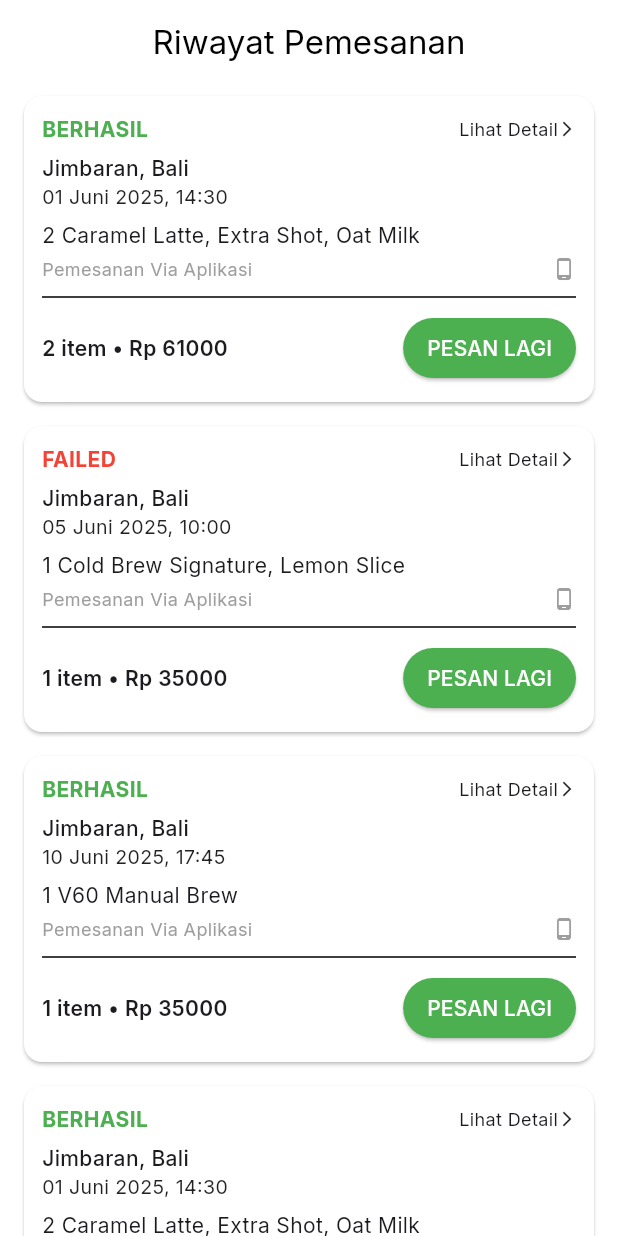
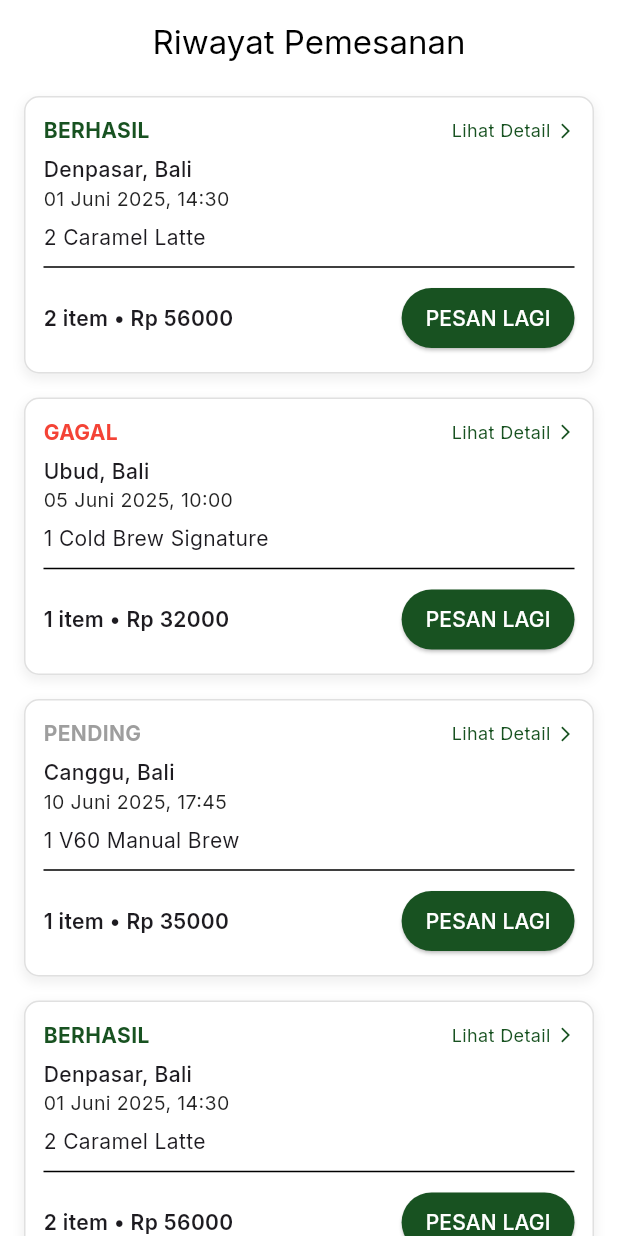
Before and after one commit to KadekDwiki/Nest-and-Beans, a Flutter app: the screen it shows after launch, on a phone screen of 412 x 824 dp. Run offline on Flutter 3.47's test engine with Material 3 defaults, Android fonts, the phone set to English and light mode, and no system bars; our stand-ins replace google_fonts.

Commit message:
revisi UI purchase history sesuai materi

```diff
--- a/lib/Model/purchase.dart
+++ b/lib/Model/purchase.dart
@@ -1,118 +1,118 @@
 import 'product.dart';
 
-enum PurchaseStatus { success, pending, failed }
+enum PurchaseStatus { berhasil, pending, gagal }
 
 class Purchase {
   String id;
   Product product;
   String selectedSize;
-  List<String> selectedToppings;
   int quantity;
   double totalPrice;
   DateTime purchaseDate;
   PurchaseStatus status;
+  String location;
 
   Purchase({
     required this.id,
     required this.product,
     required this.selectedSize,
-    required this.selectedToppings,
     required this.quantity,
     required this.totalPrice,
     required this.purchaseDate,
     required this.status,
+    required this.location,
   });
 }
 
 final List<Purchase> purchaseHistory = [
   Purchase(
     id: 'trx001',
-    product: productLists[0], // Caramel Latte
+    product: productLists[0],
     selectedSize: 'M',
-    selectedToppings: ['Extra Shot', 'Oat Milk'],
     quantity: 2,
-    totalPrice: 28000.0 * 2 + 5000.0,
+    totalPrice: 28000.0 * 2,
     purchaseDate: DateTime(2025, 6, 1, 14, 30),
-    status: PurchaseStatus.success,
+    status: PurchaseStatus.berhasil,
+    location: 'Denpasar, Bali',
   ),
   Purchase(
     id: 'trx002',
-    product: productLists[2], // Cold Brew Signature
+    product: productLists[2],
     selectedSize: 'L',
-    selectedToppings: ['Lemon Slice'],
     quantity: 1,
-    totalPrice: 32000.0 + 3000.0,
+    totalPrice: 32000.0,
     purchaseDate: DateTime(2025, 6, 5, 10, 0),
-    status: PurchaseStatus.failed,
+    status: PurchaseStatus.gagal,
+    location: 'Ubud, Bali',
   ),
   Purchase(
     id: 'trx003',
-    product: productLists[4], // V60 Manual Brew
+    product: productLists[4],
     selectedSize: 'M',
-    selectedToppings: [],
     quantity: 1,
     totalPrice: 35000.0,
     purchaseDate: DateTime(2025, 6, 10, 17, 45),
-    status: PurchaseStatus.success,
+    status: PurchaseStatus.pending,
+    location: 'Canggu, Bali',
   ),
   Purchase(
-    id: 'trx001',
-    product: productLists[0], // Caramel Latte
+    id: 'trx004',
+    product: productLists[0],
     selectedSize: 'M',
-    selectedToppings: ['Extra Shot', 'Oat Milk'],
     quantity: 2,
-    totalPrice: 28000.0 * 2 + 5000.0,
+    totalPrice: 28000.0 * 2,
     purchaseDate: DateTime(2025, 6, 1, 14, 30),
-    status: PurchaseStatus.success,
+    status: PurchaseStatus.berhasil,
+    location: 'Denpasar, Bali',
   ),
   Purchase(
-    id: 'trx002',
-    product: productLists[2], // Cold Brew Signature
+    id: 'trx005',
+    product: productLists[2],
     selectedSize: 'L',
-    selectedToppings: ['Lemon Slice'],
     quantity: 1,
-    totalPrice: 32000.0 + 3000.0,
+    totalPrice: 32000.0,
     purchaseDate: DateTime(2025, 6, 5, 10, 0),
-    status: PurchaseStatus.failed,
+    status: PurchaseStatus.gagal,
+    location: 'Ubud, Bali',
   ),
   Purchase(
-    id: 'trx003',
-    product: productLists[4], // V60 Manual Brew
+    id: 'trx006',
+    product: productLists[4],
     selectedSize: 'M',
-    selectedToppings: [],
     quantity: 1,
     totalPrice: 35000.0,
     purchaseDate: DateTime(2025, 6, 10, 17, 45),
-    status: PurchaseStatus.success,
+    status: PurchaseStatus.pending,
+    location: 'Canggu, Bali',
   ),
   Purchase(
-    id: 'trx001',
-    product: productLists[0], // Caramel Latte
+    id: 'trx007',
+    product: productLists[0],
     selectedSize: 'M',
-    selectedToppings: ['Extra Shot', 'Oat Milk'],
     quantity: 2,
-    totalPrice: 28000.0 * 2 + 5000.0,
+    totalPrice: 28000.0 * 2,
     purchaseDate: DateTime(2025, 6, 1, 14, 30),
-    status: PurchaseStatus.success,
+    status: PurchaseStatus.berhasil,
+    location: 'Denpasar, Bali',
   ),
   Purchase(
-    id: 'trx002',
-    product: productLists[2], // Cold Brew Signature
+    id: 'trx008',
+    product: productLists[2],
     selectedSize: 'L',
-    selectedToppings: ['Lemon Slice'],
     quantity: 1,
-    totalPrice: 32000.0 + 3000.0,
+    totalPrice: 32000.0,
     purchaseDate: DateTime(2025, 6, 5, 10, 0),
-    status: PurchaseStatus.failed,
+    status: PurchaseStatus.gagal,
+    location: 'Ubud, Bali',
   ),
   Purchase(
-    id: 'trx003',
-    product: productLists[4], // V60 Manual Brew
+    id: 'trx009',
+    product: productLists[4],
     selectedSize: 'M',
-    selectedToppings: [],
     quantity: 1,
     totalPrice: 35000.0,
     purchaseDate: DateTime(2025, 6, 10, 17, 45),
-    status: PurchaseStatus.success,
+    status: PurchaseStatus.pending,
+    location: 'Canggu, Bali',
   ),
 ];
--- a/lib/purchase_history.dart
+++ b/lib/purchase_history.dart
@@ -9,16 +9,28 @@ class PurchaseHistory extends StatelessWidget {
     final colorscheme = Theme.of(context).colorScheme;
     return Scaffold(
       appBar: AppBar(title: const Text('Riwayat Pemesanan'), centerTitle: true),
-
       body: ListView.builder(
         itemCount: purchaseHistory.length,
         itemBuilder: (context, index) {
           final purchase = purchaseHistory[index];
 
-          return Card(
+          return Container(
             margin: const EdgeInsets.symmetric(horizontal: 16, vertical: 8),
-            child: Padding(
-              padding: const EdgeInsets.all(12.0),
+            padding: const EdgeInsets.all(12),
+            decoration: BoxDecoration(
+              color: Colors.white,
+              border: Border.all(color: Colors.grey.shade300),
+              borderRadius: BorderRadius.circular(10),
+              boxShadow: [
+                BoxShadow(
+                  color: Colors.grey.withOpacity(0.15),
+                  spreadRadius: 1,
+                  blurRadius: 5,
+                  offset: const Offset(0, 3),
+                ),
+              ],
+            ),
+
             child: Column(
               crossAxisAlignment: CrossAxisAlignment.start,
               children: [
@@ -27,59 +39,55 @@ class PurchaseHistory extends StatelessWidget {
                   mainAxisAlignment: MainAxisAlignment.spaceBetween,
                   children: [
                     Text(
-                        purchase.status == PurchaseStatus.success
-                            ? "BERHASIL"
-                            : purchase.status.name.toUpperCase(),
+                      purchase.status.name.toUpperCase(),
                       style: TextStyle(
-                          color: purchase.status == PurchaseStatus.success
-                              ? Colors.green
-                              : purchase.status == PurchaseStatus.failed
-                              ? Colors.red
-                              : Colors.orange,
                         fontWeight: FontWeight.bold,
+                        color: getStatusColor(purchase.status),
                       ),
                     ),
-                      Row(
+
+                    InkWell(
+                      onTap: () {
+                        // Aksi
+                      },
+                      child: Row(
                         children: const [
-                          Text("Lihat Detail", style: TextStyle(fontSize: 12)),
-                          Icon(Icons.arrow_forward_ios, size: 12),
-                        ],
+                          Text(
+                            "Lihat Detail",
+                            style: TextStyle(
+                              fontSize: 12,
+                              color: Color(0xFF185221),
+                            ),
+                          ),
+
+                          SizedBox(width: 4),
+
+                          Icon(
+                            Icons.arrow_forward_ios,
+                            size: 12,
+                            color: Color(0xFF185221),
                           ),
                         ],
                       ),
+                    ),
+                  ],
+                ),
+
                 const SizedBox(height: 6),
 
-                  // Lokasi dummy & Tanggal
-                  const Text(
-                    "Jimbaran, Bali",
-                    style: TextStyle(fontWeight: FontWeight.w500),
+                // Lokasi & Tanggal
+                Text(
+                  purchase.location,
+                  style: const TextStyle(fontWeight: FontWeight.w500),
                 ),
                 Text(
                   _formatDate(purchase.purchaseDate),
                   style: const TextStyle(color: Colors.black87, fontSize: 13),
                 ),
-
                 const SizedBox(height: 6),
 
-                  // Produk dan topping
-                  Text(
-                    '${purchase.quantity} ${purchase.product.name}'
-                    '${purchase.selectedToppings.isNotEmpty ? ", " + purchase.selectedToppings.join(", ") : ""}',
-                  ),
-
-                  const SizedBox(height: 4),
-
-                  // Pemesanan via aplikasi
-                  Row(
-                    mainAxisAlignment: MainAxisAlignment.spaceBetween,
-                    children: const [
-                      Text(
-                        "Pemesanan Via Aplikasi",
-                        style: TextStyle(fontSize: 12, color: Colors.grey),
-                      ),
-                      Icon(Icons.phone_android, size: 16, color: Colors.grey),
-                    ],
-                  ),
+                // Produk
+                Text('${purchase.quantity} ${purchase.product.name}'),
 
                 const Divider(height: 20),
 
@@ -93,7 +101,7 @@ class PurchaseHistory extends StatelessWidget {
                     ),
                     ElevatedButton(
                       style: ElevatedButton.styleFrom(
-                          backgroundColor: Colors.green,
+                        backgroundColor: Color(0xFF185221),
                         shape: RoundedRectangleBorder(
                           borderRadius: BorderRadius.circular(20),
                         ),
@@ -102,7 +110,9 @@ class PurchaseHistory extends StatelessWidget {
                           vertical: 8,
                         ),
                       ),
-                        onPressed: () {},
+                      onPressed: () {
+                        // aksi
+                      },
                       child: const Text(
                         'PESAN LAGI',
                         style: TextStyle(color: Colors.white),
@@ -112,7 +122,6 @@ class PurchaseHistory extends StatelessWidget {
                 ),
               ],
             ),
-            ),
           );
         },
       ),
@@ -120,6 +129,18 @@ class PurchaseHistory extends StatelessWidget {
   }
 }
 
+Color getStatusColor(PurchaseStatus status) {
+  switch (status) {
+    case PurchaseStatus.berhasil:
+      return Color(0xFF185221);
+    case PurchaseStatus.gagal:
+      return Colors.red;
+    case PurchaseStatus.pending:
+      return Color.fromRGBO(117, 117, 117, 0.7);
+  }
+}
+
+// Fungsi format tanggal
 String _formatDate(DateTime date) {
   return '${_twoDigits(date.day)} ${_monthName(date.month)} ${date.year}, ${_twoDigits(date.hour)}:${_twoDigits(date.minute)}';
 }
```
Lines whose indentation alone changed are shown as unchanged.
